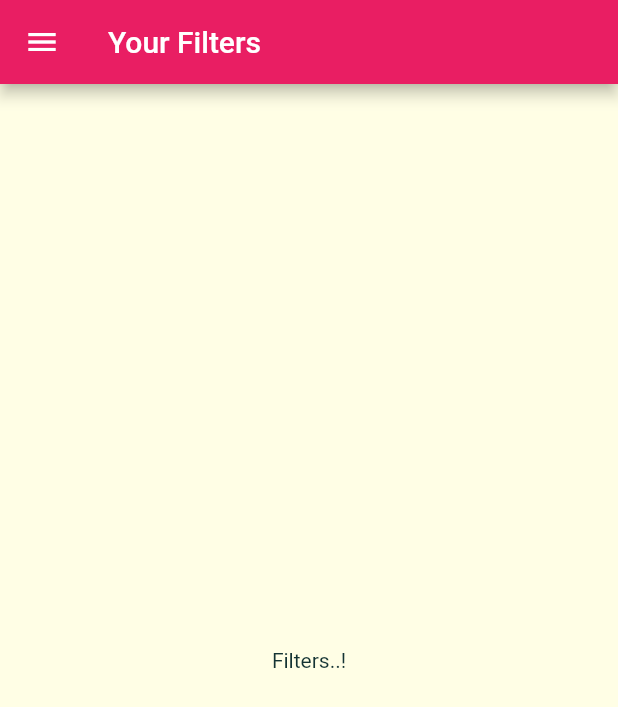
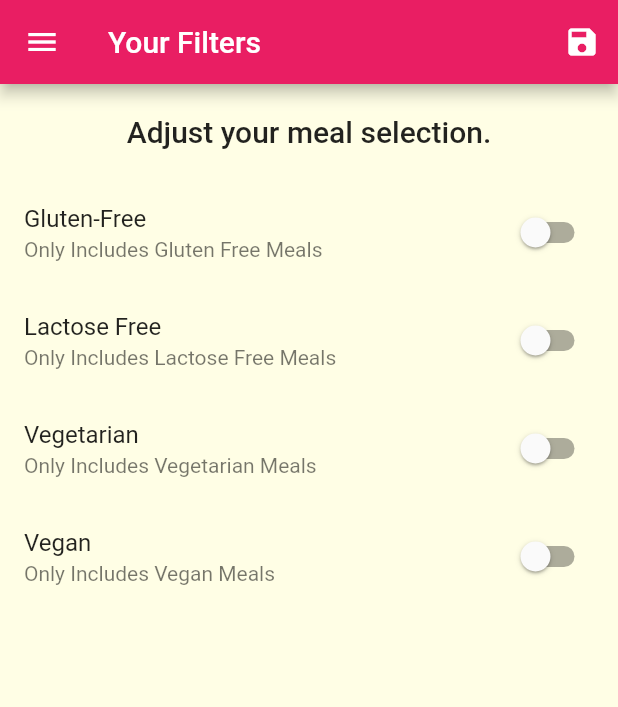
Before and after one commit to Aditya7feb/TheRecipeBook, a Flutter app: the FiltersScreen screen opened by its route, on a phone screen of 412 x 824 dp. Shown: the top 707 px of the screen. Run offline on Flutter 3.47's test engine with Material 2 defaults, Android fonts, the phone set to English and light mode, and no system bars; Roboto replaces fonts that are missing (RalewayLight, RalewaySemiBold).

Commit message:
Added Filter Functionality

```diff
--- a/lib/main.dart
+++ b/lib/main.dart
@@ -1,20 +1,55 @@
 import 'dart:ui';
-
+import './dummy_data.dart';
 import './screens/bottom_bar.dart';
 import './screens/filters_screen.dart';
-//import './screens/tabs_screen.dart';
-
 import './screens/category_meals_screen.dart';
 import './screens/meal_detail_screen.dart';
 import 'package:flutter/material.dart';
 import 'screens/categories_screen.dart';
+import './models/meal.dart';
 
 void main() {
   runApp(MyApp());
 }
 
-class MyApp extends StatelessWidget {
+class MyApp extends StatefulWidget {
   // This widget is the root of your application.
+  @override
+  _MyAppState createState() => _MyAppState();
+}
+
+class _MyAppState extends State<MyApp> {
+  Map<String, bool> _filters = {
+    'gluten': false,
+    'lactose': false,
+    'vegan': false,
+    'vegetarian': false,
+  };
+
+  List<Meal> _availaibleMeals = DUMMY_MEALS;
+
+  void _setFilters(Map<String, bool> filterData) {
+    setState(() {
+      _filters = filterData;
+
+      _availaibleMeals = DUMMY_MEALS.where((meal) {
+        if (_filters['gluten'] && !meal.isGlutenFree) {
+          return false;
+        }
+        if (_filters['lactose'] && !meal.isLactoseFree) {
+          return false;
+        }
+        if (_filters['vegan'] && !meal.isVegan) {
+          return false;
+        }
+        if (_filters['vegetarian'] && !meal.isVegetarian) {
+          return false;
+        }
+        return true;
+      }).toList();
+    });
+  }
+
   @override
   Widget build(BuildContext context) {
     return MaterialApp(
@@ -44,9 +79,10 @@ class MyApp extends StatelessWidget {
       //initialroute : '/',
       routes: {
         '/': (ctx) => BottomBar(),
-        CategoryMealsScreen.routeName: (ctx) => CategoryMealsScreen(),
+        CategoryMealsScreen.routeName: (ctx) =>
+            CategoryMealsScreen(_availaibleMeals),
         MealDetailScreen.routeName: (ctx) => MealDetailScreen(),
-        FiltersScreen.routeName: (ctx) => FiltersScreen(),
+        FiltersScreen.routeName: (ctx) => FiltersScreen(_filters, _setFilters),
       },
 
       //onGenerateRoute is used when the route name is generated during the entire lifecycle
--- a/lib/screens/category_meals_screen.dart
+++ b/lib/screens/category_meals_screen.dart
@@ -1,11 +1,13 @@
 import '../models/meal.dart';
-
 import 'package:flutter/material.dart';
-import '../dummy_data.dart';
 import '../widgets/meal_item.dart';
 
 class CategoryMealsScreen extends StatefulWidget {
   static const routeName = '/category-meals';
+
+  final List<Meal> availaibleMeals;
+
+  CategoryMealsScreen(this.availaibleMeals);
 
   @override
   _CategoryMealsScreenState createState() => _CategoryMealsScreenState();
@@ -31,7 +33,7 @@ class _CategoryMealsScreenState extends State<CategoryMealsScreen> {
 
       final categoryId = routeArgs['id'];
       categoryTitle = routeArgs['title'];
-      displayedMeals = DUMMY_MEALS.where((meal) {
+      displayedMeals = widget.availaibleMeals.where((meal) {
         return meal.categories.contains(categoryId);
       }).toList();
       //run to often so we need to restrice the no of time this fuuntion
--- a/lib/screens/filters_screen.dart
+++ b/lib/screens/filters_screen.dart
@@ -1,18 +1,132 @@
 import '../widgets/main_drawer.dart';
 import 'package:flutter/material.dart';
 
-class FiltersScreen extends StatelessWidget {
+class FiltersScreen extends StatefulWidget {
   static const routeName = '/filters';
+
+  final Function saveFilters;
+
+  FiltersScreen(this.currentFilters, this.saveFilters);
+  final Map<String, bool> currentFilters;
+
+  @override
+  _FiltersScreenState createState() => _FiltersScreenState();
+}
+
+class _FiltersScreenState extends State<FiltersScreen> {
+  bool _glutenFree = false;
+  bool _vegetarian = false;
+  bool _vegan = false;
+  bool _lactoseFree = false;
+
+  @override
+  initState() {
+    _glutenFree = widget.currentFilters['gluten'];
+    _vegetarian = widget.currentFilters['vegetarian'];
+    _lactoseFree = widget.currentFilters['lactose'];
+    _vegan = widget.currentFilters['vegan'];
+    super.initState();
+  }
+
+  Widget _buildSwitchTile(
+    String title,
+    String description,
+    bool currentValue,
+    Function updateValue,
+  ) {
+    return SwitchListTile(
+      title: Text(title),
+      subtitle: Text(description),
+      value: currentValue,
+      onChanged: updateValue,
+    );
+  }
 
   @override
   Widget build(BuildContext context) {
     return Scaffold(
       appBar: AppBar(
         title: Text('Your Filters'),
+        actions: <Widget>[
+          IconButton(
+            icon: Icon(Icons.save),
+            onPressed: () {
+              final selectedFilters = {
+                'gluten': _glutenFree,
+                'lactose': _lactoseFree,
+                'vegan': _vegan,
+                'vegetarian': _vegetarian,
+              };
+              widget.saveFilters(selectedFilters);
+            },
+          )
+        ],
       ),
       drawer: MainDrawer(),
-      body: Center(
-        child: Text('Filters..!'),
+      body: Column(
+        children: <Widget>[
+          Container(
+            padding: EdgeInsets.all(20),
+            child: Text(
+              'Adjust your meal selection.',
+              style: Theme.of(context).textTheme.title,
+            ),
+          ),
+          Expanded(
+            child: ListView(
+              children: <Widget>[
+                _buildSwitchTile(
+                  'Gluten-Free',
+                  'Only Includes Gluten Free Meals',
+                  _glutenFree,
+                  (newValue) {
+                    setState(
+                      () {
+                        _glutenFree = newValue;
+                      },
+                    );
+                  },
+                ),
+                _buildSwitchTile(
+                  'Lactose Free',
+                  'Only Includes Lactose Free Meals',
+                  _lactoseFree,
+                  (newValue) {
+                    setState(
+                      () {
+                        _lactoseFree = newValue;
+                      },
+                    );
+                  },
+                ),
+                _buildSwitchTile(
+                  'Vegetarian',
+                  'Only Includes Vegetarian Meals',
+                  _vegetarian,
+                  (newValue) {
+                    setState(
+                      () {
+                        _vegetarian = newValue;
+                      },
+                    );
+                  },
+                ),
+                _buildSwitchTile(
+                  'Vegan',
+                  'Only Includes Vegan Meals',
+                  _vegan,
+                  (newValue) {
+                    setState(
+                      () {
+                        _vegan = newValue;
+                      },
+                    );
+                  },
+                ),
+              ],
+            ),
+          )
+        ],
       ),
     );
   }
```
